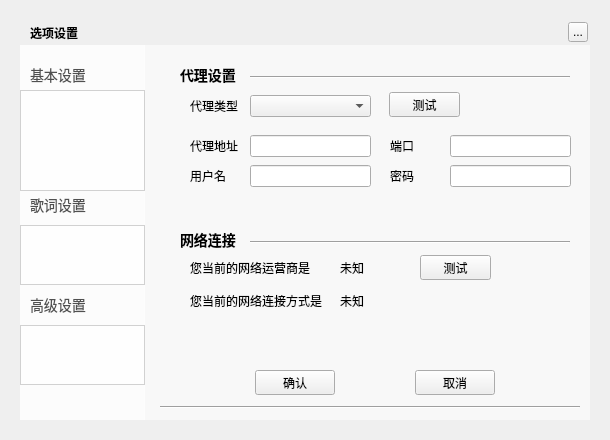
Old version of the form TTKCore/musicUi/musicWidget/musicsettingwidget.ui in the repository jjzhang166/Musicplayer.
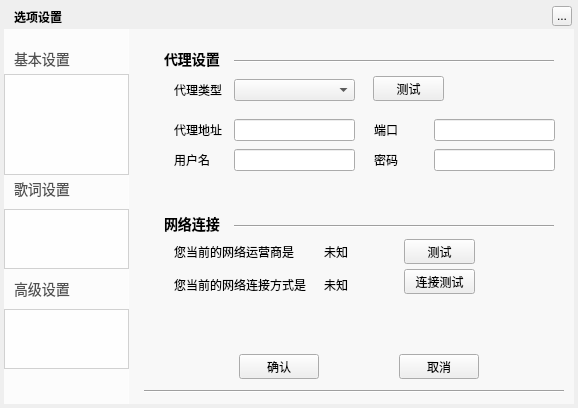
New version of the form. The open tabs and pages were chosen to show the change. Custom widgets are drawn as their Qt base class.

The edit to the form file:
```diff
--- a/TTKCore/musicUi/musicWidget/musicsettingwidget.ui
+++ b/TTKCore/musicUi/musicWidget/musicsettingwidget.ui
@@ -6,8 +6,8 @@
    <rect>
     <x>0</x>
     <y>0</y>
-    <width>610</width>
-    <height>440</height>
+    <width>578</width>
+    <height>408</height>
    </rect>
   </property>
   <property name="windowTitle">
@@ -16,8 +16,8 @@
   <widget class="QLabel" name="background">
    <property name="geometry">
     <rect>
-     <x>20</x>
-     <y>20</y>
+     <x>4</x>
+     <y>4</y>
      <width>570</width>
      <height>400</height>
     </rect>
@@ -29,8 +29,8 @@
   <widget class="QLabel" name="topTitleName">
    <property name="geometry">
     <rect>
-     <x>30</x>
-     <y>20</y>
+     <x>14</x>
+     <y>4</y>
      <width>61</width>
      <height>25</height>
     </rect>
@@ -45,8 +45,8 @@
   <widget class="QToolButton" name="topTitleCloseButton">
    <property name="geometry">
     <rect>
-     <x>568</x>
-     <y>22</y>
+     <x>552</x>
+     <y>6</y>
      <width>20</width>
      <height>20</height>
     </rect>
@@ -58,8 +58,8 @@
   <widget class="QStackedWidget" name="stackedWidget">
    <property name="geometry">
     <rect>
-     <x>160</x>
-     <y>45</y>
+     <x>144</x>
+     <y>29</y>
      <width>421</width>
      <height>320</height>
     </rect>
@@ -1989,13 +1989,26 @@
       <string>测试</string>
      </property>
     </widget>
+    <widget class="QPushButton" name="netCheckTypeButton">
+     <property name="geometry">
+      <rect>
+       <x>260</x>
+       <y>240</y>
+       <width>71</width>
+       <height>25</height>
+      </rect>
+     </property>
+     <property name="text">
+      <string>连接测试</string>
+     </property>
+    </widget>
    </widget>
   </widget>
   <widget class="QWidget" name="functionArea" native="true">
    <property name="geometry">
     <rect>
-     <x>20</x>
-     <y>45</y>
+     <x>4</x>
+     <y>29</y>
      <width>125</width>
      <height>375</height>
     </rect>
@@ -2091,8 +2104,8 @@
   <widget class="QPushButton" name="confirmButton">
    <property name="geometry">
     <rect>
-     <x>255</x>
-     <y>370</y>
+     <x>239</x>
+     <y>354</y>
      <width>80</width>
      <height>25</height>
     </rect>
@@ -2104,8 +2117,8 @@
   <widget class="QPushButton" name="cancelButton">
    <property name="geometry">
     <rect>
-     <x>415</x>
-     <y>370</y>
+     <x>399</x>
+     <y>354</y>
      <width>80</width>
      <height>25</height>
     </rect>
@@ -2117,8 +2130,8 @@
   <widget class="Line" name="line_M">
    <property name="geometry">
     <rect>
-     <x>160</x>
-     <y>405</y>
+     <x>144</x>
+     <y>389</y>
      <width>420</width>
      <height>5</height>
     </rect>
@@ -2130,8 +2143,8 @@
   <widget class="QWidget" name="functionAreaDisplay" native="true">
    <property name="geometry">
     <rect>
-     <x>144</x>
-     <y>45</y>
+     <x>128</x>
+     <y>29</y>
      <width>446</width>
      <height>375</height>
     </rect>
```
Left out of the diff: 10 changed lines with no effect on the pictures.
